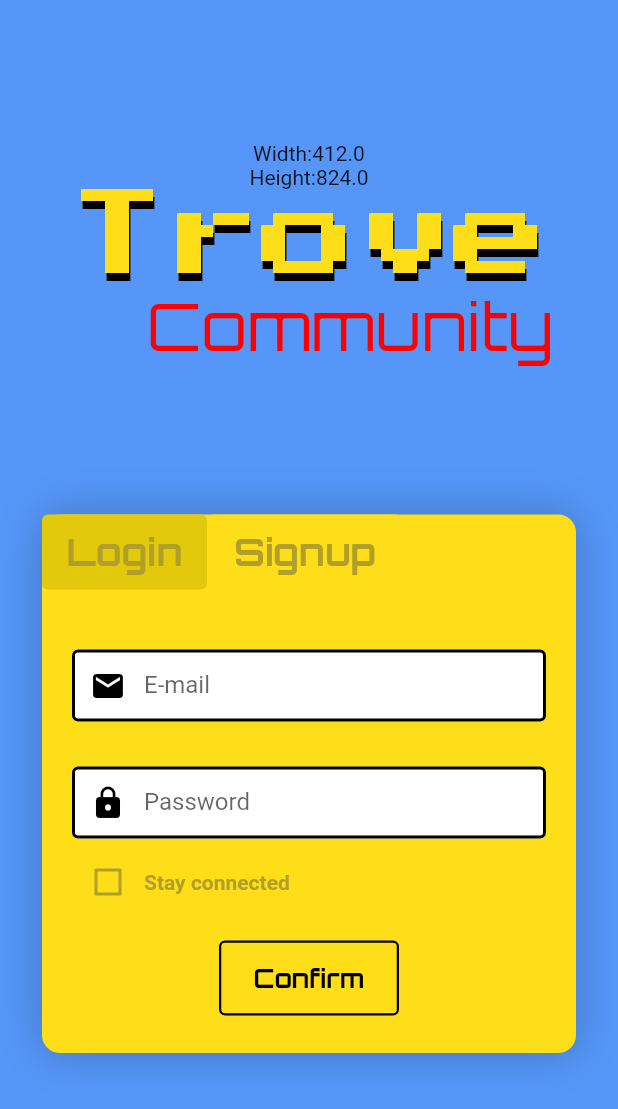
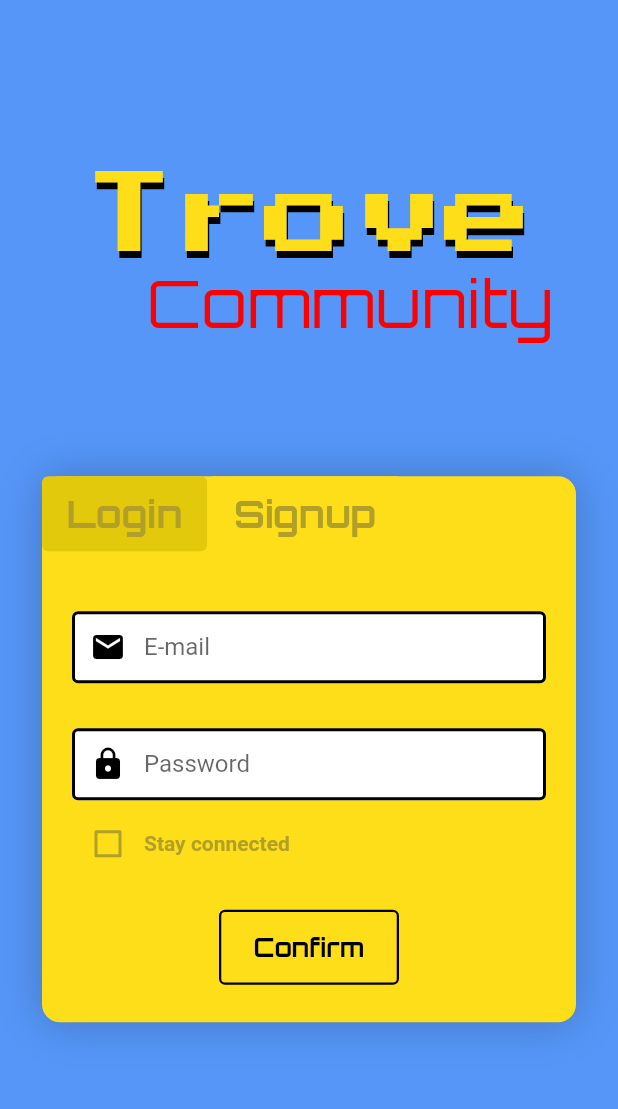
Before and after one commit to Sen0-dev/TroveCommunityApp, a Flutter app: the screen it shows after launch, on a phone screen of 412 x 824 dp. Shown: the top 1109 px of the screen. Run offline on Flutter 3.47's test engine with Material 2 defaults, Android fonts, the light colour scheme and no system bars; our stand-ins replace google_fonts; Roboto replaces fonts that are missing (Basic).

Commit message:
responsive test

```diff
--- a/autre/lib/loginPage/loginInterfaceFile.dart
+++ b/autre/lib/loginPage/loginInterfaceFile.dart
@@ -9,7 +9,6 @@ class LoginInterface extends StatefulWidget {
 }
 
 class _LoginInterfaceState extends State<LoginInterface> {
-
 
   var is_check = false;
 
@@ -82,7 +81,7 @@ class _LoginInterfaceState extends State<LoginInterface> {
         ))
       ]),
 
-      SizedBox(height: 15),
+      SizedBox(height: 20),
 
       // Confirm
       ElevatedButton(
--- a/autre/lib/loginPage/signupInterfaceFile.dart
+++ b/autre/lib/loginPage/signupInterfaceFile.dart
@@ -119,7 +119,7 @@ class _SignupInterfaceState extends State<SignupInterface> {
       ),
 
 
-      SizedBox(height: 30),
+      SizedBox(height: 35),
 
       // LETS GOOO!!
       ElevatedButton(
--- a/autre/lib/main.dart
+++ b/autre/lib/main.dart
@@ -1,4 +1,4 @@
-// ignore_for_file: prefer_const_constructors, prefer_const_literals_to_create_immutables
+// ignore_for_file: prefer_const_constructors, prefer_const_literals_to_create_immutables, prefer_interpolation_to_compose_strings
 
 import 'package:flutter/material.dart';
 import 'package:google_fonts/google_fonts.dart';
@@ -7,6 +7,7 @@ import 'loginPage/loginInterfaceFile.dart';
 import 'loginPage/signupInterfaceFile.dart';
 
 void main() {
+  // set orientation device
   WidgetsFlutterBinding.ensureInitialized();
   SystemChrome.setPreferredOrientations(
     [DeviceOrientation.portraitUp, DeviceOrientation.portraitDown]);
@@ -19,7 +20,7 @@ class TestApp extends StatefulWidget {
   _TestAppState createState() => _TestAppState();
 }
 
-
+// MAIN
 class _TestAppState extends State<TestApp> {
 
   @override
@@ -34,7 +35,7 @@ class _TestAppState extends State<TestApp> {
 }
 
 
-
+// HOME Class
 class Home extends StatefulWidget {
 
   _HomeState createState() => _HomeState();
@@ -70,35 +71,41 @@ Widget displayInterface = LoginInterface();
           child: Column(
           mainAxisAlignment: MainAxisAlignment.center,
           children: [
-            Text("Width:" + MediaQuery.of(context).size.width .toString()),
-            Text("Height:" + MediaQuery.of(context).size.height.toString()),
+            //Text("Width:" + MediaQuery.of(context).size.width .toString()),
+            //Text("Height:" + MediaQuery.of(context).size.height.toString()),
 
-            Column(children: [
+            Container(
+              //decoration: BoxDecoration(color: Colors.pink),
+              child: Column(
+              children: [
 
               // Trove
               Text("Trove", textAlign: TextAlign.start,style: GoogleFonts.pressStart2p(
                 textStyle: TextStyle(
                   color:Color.fromARGB(255, 253, 222, 24),
-                  fontSize:64,
+                  fontSize:60,
                   shadows: [Shadow(offset: Offset(1,5))]))),
 
               // Comunnity Container
-              Container(margin: EdgeInsets.only(left: 55) ,child:
+              Container(
+                margin: EdgeInsets.only(left: 55) ,
+                child:
                 Text("Community", style: GoogleFonts.orbitron(
                   textStyle: TextStyle(
-                    // fontWeight: FontWeight.bold,
+                    //fontWeight: FontWeight.bold,
                     color: Color.fromARGB(255, 255, 0, 0),
                     fontSize:44,
                   ),
                 )),
               )
-            ]),
+          ])),
 
           // Space between title Container and Input Container
-           SizedBox(height: 70,),
+           SizedBox(height: 60,),
 
            // Login Container
            Container(
+            width: 500,
               padding: EdgeInsets.only(bottom: 25),
               margin: EdgeInsets.all(28),
               decoration: BoxDecoration(
```
Also changed, not shown: autre/lib/screen_info.txt (+21 -3 lines).
